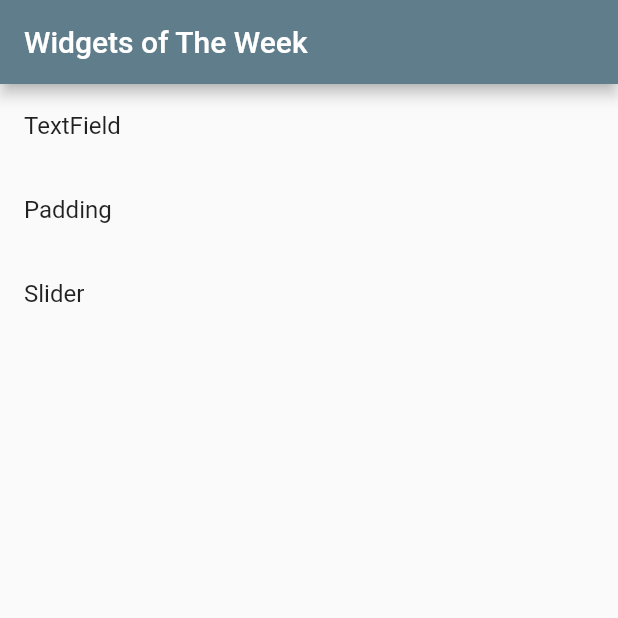
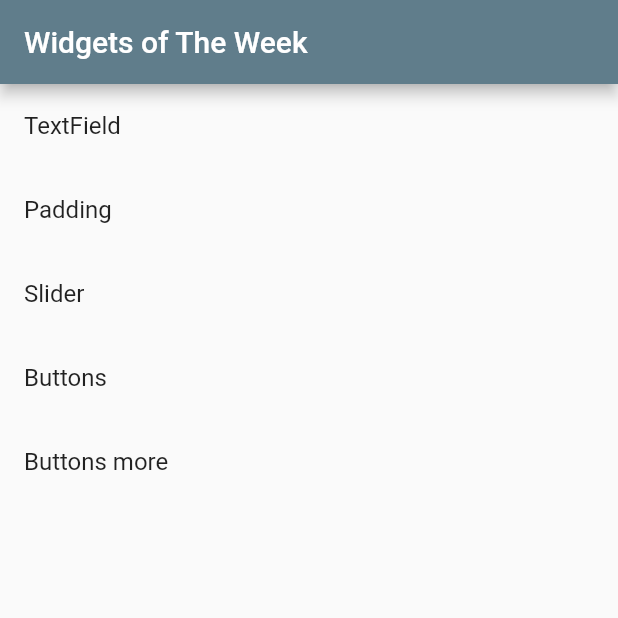
Before and after one commit to mike123789-dev/weekly_widgets, a Flutter app: the screen it shows after launch, on a phone screen of 412 x 824 dp, the top half of it. Run offline on Flutter 3.47's test engine with Material 2 defaults, Android fonts, the phone set to English and light mode, and no system bars.

Commit message:
feat: add new widgets to home list

```diff
--- a/lib/home_list_view.dart
+++ b/lib/home_list_view.dart
@@ -1,7 +1,9 @@
 import 'package:flutter/material.dart';
 import 'package:weekly_widgets/deatil_view.dart';
 import 'package:weekly_widgets/my_widget.dart';
+import 'package:weekly_widgets/widgets/my_first_buttons.dart';
 import 'package:weekly_widgets/widgets/my_padding.dart';
+import 'package:weekly_widgets/widgets/my_second_buttons.dart';
 import 'package:weekly_widgets/widgets/my_slider.dart';
 import 'package:weekly_widgets/widgets/my_text_field.dart';
 
@@ -9,7 +11,9 @@ class HomeListView extends StatelessWidget {
   final List<MyWidget> myWidgets = [
     MyWidget(widgetName: "TextField", widget: MyTextField()),
     MyWidget(widgetName: "Padding", widget: MyPadding()),
-    MyWidget(widgetName: "Slider", widget: MySlider())
+    MyWidget(widgetName: "Slider", widget: MySlider()),
+    MyWidget(widgetName: "Buttons", widget: MyFirstButtons()),
+    MyWidget(widgetName: "Buttons more", widget: MySecondButtons())
   ];
 
   void _pushDetailScreen(BuildContext context, int index) {
```
